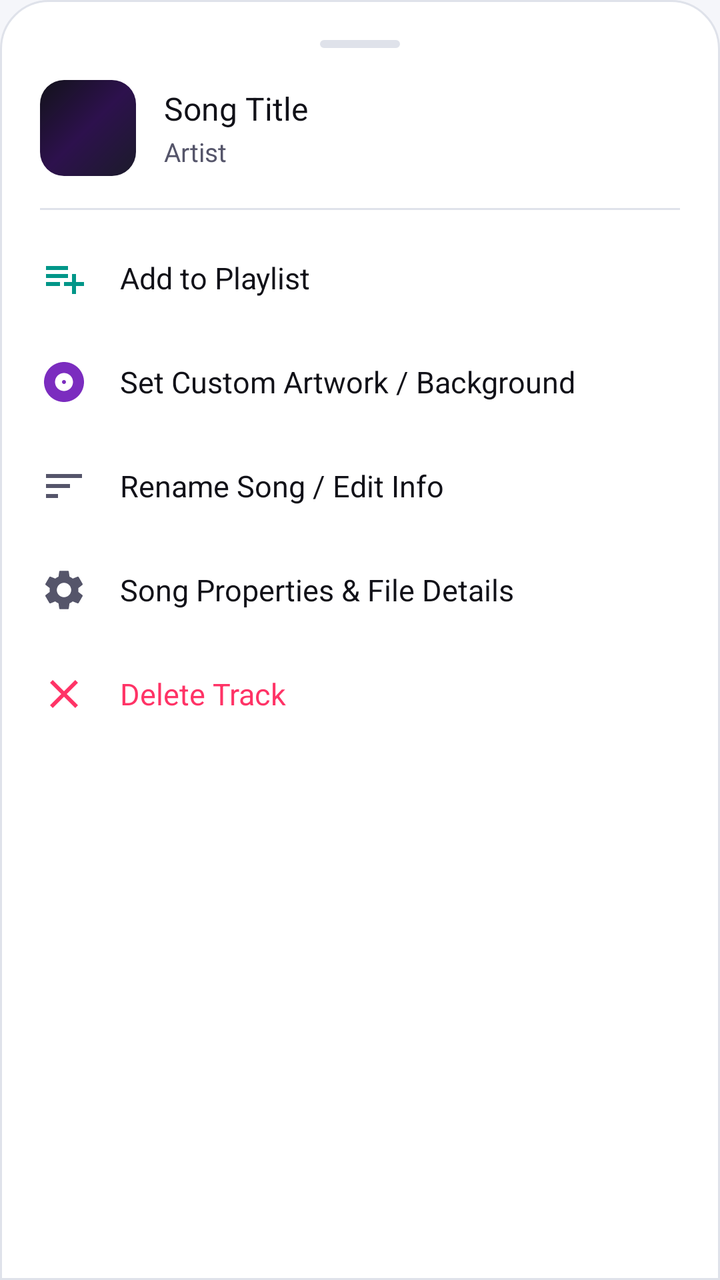
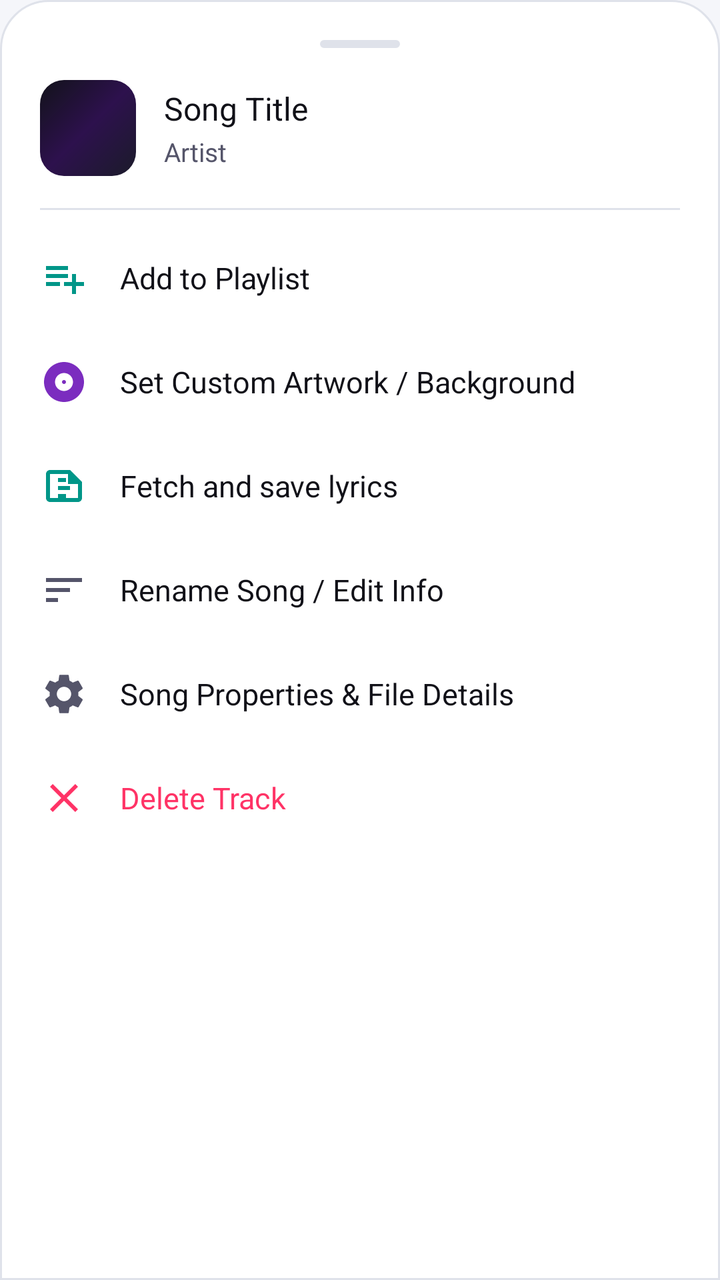

Screens rendered from an Android XML layout before and after an edit, with the pre-edit source and the edit as a unified diff.
<!-- AndroidManifest.xml: application theme Theme.UltraDeep -->
<!-- res/layout/dialog_song_options.xml -->
<?xml version="1.0" encoding="utf-8"?>
<LinearLayout xmlns:android="http://schemas.android.com/apk/res/android"
    xmlns:app="http://schemas.android.com/apk/res-auto"
    android:layout_width="match_parent"
    android:layout_height="wrap_content"
    android:background="@drawable/bg_bottom_sheet"
    android:orientation="vertical"
    android:padding="20dp">

    
    <View
        android:layout_width="40dp"
        android:layout_height="4dp"
        android:layout_gravity="center_horizontal"
        android:layout_marginBottom="16dp"
        android:background="@drawable/bg_pill_sort"
        android:backgroundTint="@color/stroke_border" />

    
    <LinearLayout
        android:layout_width="match_parent"
        android:layout_height="wrap_content"
        android:gravity="center_vertical"
        android:orientation="horizontal">

        <com.google.android.material.imageview.ShapeableImageView
            android:id="@+id/ivOptionThumbnail"
            android:layout_width="48dp"
            android:layout_height="48dp"
            android:scaleType="centerCrop"
            android:src="@drawable/bg_artwork_placeholder"
            app:shapeAppearanceOverlay="@style/ShapeAppearance.Material3.Corner.Small" />

        <LinearLayout
            android:layout_width="0dp"
            android:layout_height="wrap_content"
            android:layout_marginStart="14dp"
            android:layout_weight="1"
            android:orientation="vertical">

            <TextView
                android:id="@+id/tvOptionSongTitle"
                android:layout_width="match_parent"
                android:layout_height="wrap_content"
                android:ellipsize="end"
                android:fontFamily="sans-serif-bold"
                android:maxLines="1"
                android:text="Song Title"
                android:textColor="@color/text_primary"
                android:textSize="16sp" />

            <TextView
                android:id="@+id/tvOptionSongArtist"
                android:layout_width="match_parent"
                android:layout_height="wrap_content"
                android:layout_marginTop="2dp"
                android:ellipsize="end"
                android:maxLines="1"
                android:text="Artist"
                android:textColor="@color/text_secondary"
                android:textSize="13sp" />
        </LinearLayout>
    </LinearLayout>

    <View
        android:layout_width="match_parent"
        android:layout_height="1dp"
        android:layout_marginTop="16dp"
        android:layout_marginBottom="8dp"
        android:background="@color/stroke_border" />

    
    <LinearLayout
        android:id="@+id/optAddToPlaylist"
        android:layout_width="match_parent"
        android:layout_height="52dp"
        android:background="?attr/selectableItemBackground"
        android:clickable="true"
        android:focusable="true"
        android:gravity="center_vertical"
        android:orientation="horizontal">

        <ImageView
            android:layout_width="24dp"
            android:layout_height="24dp"
            android:src="@drawable/ic_playlist_add"
            app:tint="@color/neon_cyan" />

        <TextView
            android:layout_width="wrap_content"
            android:layout_height="wrap_content"
            android:layout_marginStart="16dp"
            android:text="@string/add_to_playlist"
            android:textColor="@color/text_primary"
            android:textSize="15sp" />
    </LinearLayout>

    
    <LinearLayout
        android:id="@+id/optSetCustomArt"
        android:layout_width="match_parent"
        android:layout_height="52dp"
        android:background="?attr/selectableItemBackground"
        android:clickable="true"
        android:focusable="true"
        android:gravity="center_vertical"
        android:orientation="horizontal">

        <ImageView
            android:layout_width="24dp"
            android:layout_height="24dp"
            android:src="@drawable/ic_album"
            app:tint="@color/electric_purple" />

        <TextView
            android:layout_width="wrap_content"
            android:layout_height="wrap_content"
            android:layout_marginStart="16dp"
            android:text="Set Custom Artwork / Background"
            android:textColor="@color/text_primary"
            android:textSize="15sp" />
    </LinearLayout>

    
    <LinearLayout
        android:id="@+id/optRenameSong"
        android:layout_width="match_parent"
        android:layout_height="52dp"
        android:background="?attr/selectableItemBackground"
        android:clickable="true"
        android:focusable="true"
        android:gravity="center_vertical"
        android:orientation="horizontal">

        <ImageView
            android:layout_width="24dp"
            android:layout_height="24dp"
            android:src="@drawable/ic_sort"
            app:tint="@color/text_secondary" />

        <TextView
            android:layout_width="wrap_content"
            android:layout_height="wrap_content"
            android:layout_marginStart="16dp"
            android:text="Rename Song / Edit Info"
            android:textColor="@color/text_primary"
            android:textSize="15sp" />
    </LinearLayout>

    
    <LinearLayout
        android:id="@+id/optSongDetails"
        android:layout_width="match_parent"
        android:layout_height="52dp"
        android:background="?attr/selectableItemBackground"
        android:clickable="true"
        android:focusable="true"
        android:gravity="center_vertical"
        android:orientation="horizontal">

        <ImageView
            android:layout_width="24dp"
            android:layout_height="24dp"
            android:src="@drawable/ic_settings"
            app:tint="@color/text_secondary" />

        <TextView
            android:layout_width="wrap_content"
            android:layout_height="wrap_content"
            android:layout_marginStart="16dp"
            android:text="Song Properties &amp; File Details"
            android:textColor="@color/text_primary"
            android:textSize="15sp" />
    </LinearLayout>

    
    <LinearLayout
        android:id="@+id/optDeleteSong"
        android:layout_width="match_parent"
        android:layout_height="52dp"
        android:background="?attr/selectableItemBackground"
        android:clickable="true"
        android:focusable="true"
        android:gravity="center_vertical"
        android:orientation="horizontal">

        <ImageView
            android:layout_width="24dp"
            android:layout_height="24dp"
            android:src="@drawable/ic_close"
            app:tint="@color/favorite_active" />

        <TextView
            android:layout_width="wrap_content"
            android:layout_height="wrap_content"
            android:layout_marginStart="16dp"
            android:text="Delete Track"
            android:textColor="@color/favorite_active"
            android:textSize="15sp" />
    </LinearLayout>

</LinearLayout>
<!-- resources referenced by this layout -->
<resources>
  <color name="electric_purple">#7B2CBF</color>
  <color name="favorite_active">#FF3366</color>
  <color name="neon_cyan">#009688</color>
  <color name="stroke_border">#DFE2EA</color>
  <color name="text_primary">#111118</color>
  <color name="text_secondary">#55556A</color>
  <!-- drawable bg_artwork_placeholder (drawable) -->
  <?xml version="1.0" encoding="utf-8"?>
  <shape xmlns:android="http://schemas.android.com/apk/res/android"
      android:shape="rectangle">
      <corners android:radius="12dp" />
      <gradient
          android:angle="135"
          android:startColor="#1B1B2A"
          android:centerColor="#2D114D"
          android:endColor="#12121A"
          android:type="linear" />
  </shape>
  <!-- drawable bg_bottom_sheet (drawable) -->
  <?xml version="1.0" encoding="utf-8"?>
  <shape xmlns:android="http://schemas.android.com/apk/res/android"
      android:shape="rectangle">
      <corners
          android:topLeftRadius="24dp"
          android:topRightRadius="24dp" />
      <solid android:color="@color/surface_dark" />
      <stroke
          android:width="1dp"
          android:color="@color/stroke_border" />
  </shape>
  <!-- drawable bg_pill_sort (drawable) -->
  <?xml version="1.0" encoding="utf-8"?>
  <shape xmlns:android="http://schemas.android.com/apk/res/android"
      android:shape="rectangle">
      <corners android:radius="24dp" />
      <solid android:color="@color/surface_card" />
      <stroke
          android:width="1dp"
          android:color="@color/stroke_border" />
  </shape>
  <!-- drawable ic_album (drawable) -->
  <vector xmlns:android="http://schemas.android.com/apk/res/android"
      android:width="24dp"
      android:height="24dp"
      android:viewportWidth="24"
      android:viewportHeight="24">
      <path
          android:fillColor="#FFFFFFFF"
          android:pathData="M12,2C6.48,2 2,6.48 2,12s4.48,10 10,10 10,-4.48 10,-10S17.52,2 12,2zm0,14.5c-2.49,0 -4.5,-2.01 -4.5,-4.5S9.51,7.5 12,7.5s4.5,2.01 4.5,4.5 -2.01,4.5 -4.5,4.5zm0,-5.5c-0.55,0 -1,0.45 -1,1s0.45,1 1,1 1,-0.45 1,-1 -0.45,-1 -1,-1z" />
  </vector>
  <!-- drawable ic_close (drawable) -->
  <vector xmlns:android="http://schemas.android.com/apk/res/android"
      android:width="24dp"
      android:height="24dp"
      android:viewportWidth="24"
      android:viewportHeight="24">
      <path
          android:fillColor="#FFFFFFFF"
          android:pathData="M19,6.41L17.59,5 12,10.59 6.41,5 5,6.41 10.59,12 5,17.59 6.41,19 12,13.41 17.59,19 19,17.59 13.41,12z" />
  </vector>
  <!-- drawable ic_playlist_add (drawable) -->
  <vector xmlns:android="http://schemas.android.com/apk/res/android"
      android:width="24dp"
      android:height="24dp"
      android:viewportWidth="24"
      android:viewportHeight="24">
      <path
          android:fillColor="#FFFFFFFF"
          android:pathData="M14,10H3v2h11v-2zm0,-4H3v2h11V6zm4,8v-4h-2v4h-4v2h4v4h2v-4h4v-2h-4zM3,16h7v-2H3v2z" />
  </vector>
  <!-- drawable ic_sort (drawable) -->
  <vector xmlns:android="http://schemas.android.com/apk/res/android"
      android:width="24dp"
      android:height="24dp"
      android:viewportWidth="24"
      android:viewportHeight="24">
      <path
          android:fillColor="#FFFFFFFF"
          android:pathData="M3,18h6v-2H3v2zM3,6v2h18V6H3zm0,7h12v-2H3v2z" />
  </vector>
  <string name="add_to_playlist">Add to Playlist</string>
  <color name="surface_dark">#FFFFFF</color>
  <color name="surface_card">#FFFFFF</color>
  <color name="deep_violet">#673AB7</color>
  <color name="amoled_black">#F5F6FA</color>
  <color name="surface_variant">#E9EBF0</color>
  <color name="neon_cyan_glow">#33009688</color>
  <!-- unchanged entries left out for length: 2 -->
</resources>

<!-- the commit's change to res/layout/dialog_song_options.xml (unified diff, before → after) -->
@@ -123,6 +123,32 @@
 
     
     <LinearLayout
+        android:id="@+id/optFetchLyrics"
+        android:layout_width="match_parent"
+        android:layout_height="52dp"
+        android:background="?attr/selectableItemBackground"
+        android:clickable="true"
+        android:focusable="true"
+        android:gravity="center_vertical"
+        android:orientation="horizontal">
+
+        <ImageView
+            android:layout_width="24dp"
+            android:layout_height="24dp"
+            android:src="@drawable/ic_lyrics"
+            app:tint="@color/neon_cyan" />
+
+        <TextView
+            android:layout_width="wrap_content"
+            android:layout_height="wrap_content"
+            android:layout_marginStart="16dp"
+            android:text="Fetch and save lyrics"
+            android:textColor="@color/text_primary"
+            android:textSize="15sp" />
+    </LinearLayout>
+
+    
+    <LinearLayout
         android:id="@+id/optRenameSong"
         android:layout_width="match_parent"
         android:layout_height="52dp"
<!-- resource entries referenced after the edit -->
@@ -60,6 +60,16 @@
           android:fillColor="#FFFFFFFF"
           android:pathData="M19,6.41L17.59,5 12,10.59 6.41,5 5,6.41 10.59,12 5,17.59 6.41,19 12,13.41 17.59,19 19,17.59 13.41,12z" />
   </vector>
+  <!-- drawable ic_lyrics (drawable) -->
+  <vector xmlns:android="http://schemas.android.com/apk/res/android"
+      android:width="24dp"
+      android:height="24dp"
+      android:viewportWidth="24"
+      android:viewportHeight="24">
+      <path
+          android:fillColor="#FFFFFFFF"
+          android:pathData="M15,4H5c-1.1,0 -2,0.9 -2,2v12c0,1.1 0.9,2 2,2h14c1.1,0 2,-0.9 2,-2V10l-6,-6zM5,18V6h9v5h5v7H5zm4,-6h6v2H9v-2zm0,4h4v2H9v-2zm0,-8h4v2H9V8z" />
+  </vector>
   <!-- drawable ic_playlist_add (drawable) -->
   <vector xmlns:android="http://schemas.android.com/apk/res/android"
       android:width="24dp"
